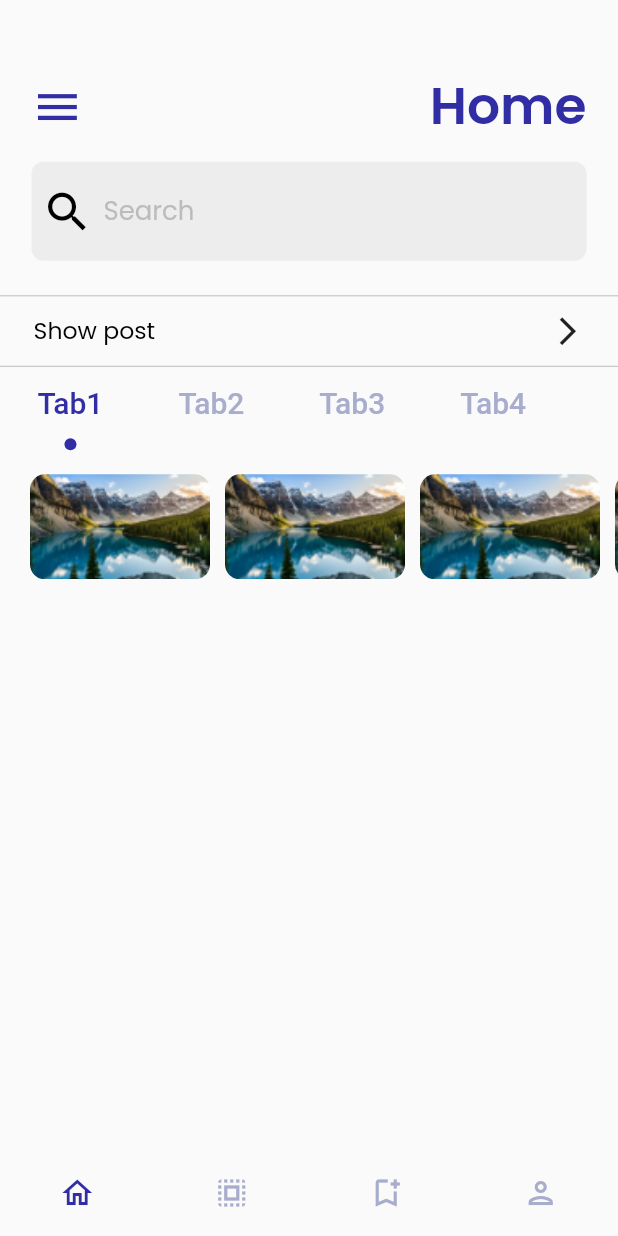
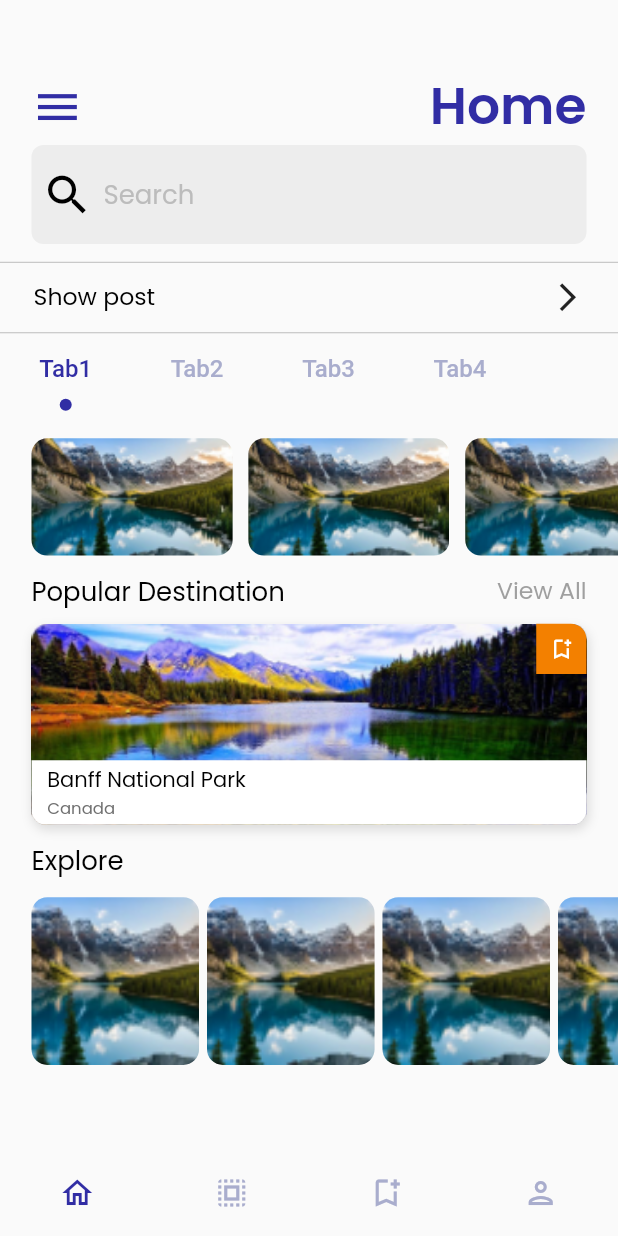
Before and after one commit to zulayqoh/TravelApp, a Flutter app: the screen it shows after launch, on a phone screen of 412 x 824 dp. Run offline on Flutter 3.47's test engine with Material 2 defaults, Android fonts, the phone set to English and light mode, and no system bars; our stand-ins replace get.

Commit message:
Concluded the home page

```diff
--- a/analysis_options.yaml
+++ b/analysis_options.yaml
@@ -23,6 +23,8 @@ linter:
   # producing the lint.
   rules:
     prefer_const_constructors: false
+    prefer_const_constructors_in_immutables: false
+    prefer_const_literals_to_create_immutables: false
     # avoid_print: false  # Uncomment to disable the `avoid_print` rule
     # prefer_single_quotes: true  # Uncomment to enable the `prefer_single_quotes` rule
 
--- a/lib/pages/home_navigation_pages/home_page.dart
+++ b/lib/pages/home_navigation_pages/home_page.dart
@@ -1,9 +1,11 @@
 import 'package:flutter/material.dart';
 import 'package:travel_app_sample/utils/app_colors.dart';
 import 'package:travel_app_sample/utils/app_dimensions.dart';
+import 'package:travel_app_sample/widgets/app_text.dart';
 import 'package:travel_app_sample/widgets/medium_text.dart';
 import 'package:travel_app_sample/widgets/semi_bold_text.dart';
 
+import '../../widgets/app_card.dart';
 import '../../widgets/app_search_box.dart';
 import '../../widgets/circular_tab_indicator.dart';
 
@@ -26,9 +28,10 @@ class _HomePageState extends State<HomePage> with TickerProviderStateMixin {
       ),
       child: Column(
         children: [
+          // Menu and Home title
           Container(
             margin: EdgeInsets.only(
-                bottom: AppDimension.height10,
+                // bottom: AppDimension.height10,
                 left: AppDimension.width20,
                 right: AppDimension.width20),
             child: Row(
@@ -46,14 +49,16 @@ class _HomePageState extends State<HomePage> with TickerProviderStateMixin {
               ],
             ),
           ),
+          // Search Bar
           Padding(
             padding: EdgeInsets.only(
                 left: AppDimension.width20,
                 right: AppDimension.width20,
-                bottom: AppDimension.height20),
+                bottom: AppDimension.height10),
             child: AppSearchBox(),
           ),
           Divider(height: 2, color: AppColors.appSearchHintColor),
+          // Show Post
           Container(
             margin: EdgeInsets.symmetric(
                 horizontal: AppDimension.height20,
@@ -71,14 +76,15 @@ class _HomePageState extends State<HomePage> with TickerProviderStateMixin {
             ),
           ),
           Divider(height: 2, color: AppColors.appSearchHintColor),
+          // Tab Bars
           Align(
             alignment: Alignment.topLeft,
             child: TabBar(
-
               ///Implemented the Circular tab indicator
               indicator: CircularTabIndicator(
                   radius: 4, color: AppColors.appMainColor),
-              labelPadding: EdgeInsets.only(left: 25, right: 25),
+              labelPadding: EdgeInsets.symmetric(horizontal: AppDimension.width25),
+              ///Implemented the Circular tab indicator using tab bar properties
               // indicatorPadding: EdgeInsets.only(top: 43, left: 18, right: 18),
               // indicator: BoxDecoration(
               //   color: AppColors.appMainColor,
@@ -88,13 +94,17 @@ class _HomePageState extends State<HomePage> with TickerProviderStateMixin {
               unselectedLabelColor: AppColors.appInactiveColor,
               indicatorSize: TabBarIndicatorSize.label,
               indicatorColor: AppColors.appMainColor,
-              indicatorWeight: 5,
+              indicatorWeight: 1,
               isScrollable: true,
               tabs: const [
-                Tab(child: Text('Tab1', style: TextStyle(fontSize: 20),)),
-                Tab(child: Text('Tab2', style: TextStyle(fontSize: 20))),
-                Tab(child: Text('Tab3', style: TextStyle(fontSize: 20))),
-                Tab(child: Text('Tab4', style: TextStyle(fontSize: 20))),
+                Tab(
+                    child: Text(
+                  'Tab1',
+                  style: TextStyle(fontSize: 16),
+                )),
+                Tab(child: Text('Tab2', style: TextStyle(fontSize: 16))),
+                Tab(child: Text('Tab3', style: TextStyle(fontSize: 16))),
+                Tab(child: Text('Tab4', style: TextStyle(fontSize: 16))),
               ],
               controller: _tabController,
               // onTap: (tabIndex) {
@@ -104,23 +114,22 @@ class _HomePageState extends State<HomePage> with TickerProviderStateMixin {
               // },
             ),
           ),
+          // Tab bar ListView(Horizontal)
           Container(
-            margin: EdgeInsets.only(left: 20, top: 20),
+            margin: EdgeInsets.only(left: AppDimension.width20, top: AppDimension.height20),
             width: double.maxFinite,
-            height: 70,
-            child: TabBarView(
-                controller: _tabController,
-                children: [
+            height: AppDimension.height70,
+            child: TabBarView(controller: _tabController, children: [
               ListView.builder(
                   scrollDirection: Axis.horizontal,
                   itemCount: 4,
                   itemBuilder: (_, index) {
                     return Container(
-                      width: 120,
-                      height: 70,
-                      margin: EdgeInsets.only(right: 10),
+                      width: AppDimension.height120,
+                      height: AppDimension.height20,
+                      margin: EdgeInsets.only(right: AppDimension.width10),
                       decoration: BoxDecoration(
-                        borderRadius: BorderRadius.circular(10),
+                        borderRadius: BorderRadius.circular(AppDimension.width10),
                         image: DecorationImage(
                             fit: BoxFit.fitHeight,
                             image: AssetImage('assets/images/canada1.png')),
@@ -132,6 +141,58 @@ class _HomePageState extends State<HomePage> with TickerProviderStateMixin {
               SemiBoldText(text: 'TabView4'),
             ]),
           ),
+          // Popular Destination
+          Container(
+            margin: EdgeInsets.only(left: AppDimension.width20, right: AppDimension.width20, top: AppDimension.height10, bottom: AppDimension.width5/2),
+            child: Row(
+              mainAxisAlignment: MainAxisAlignment.spaceBetween,
+              children: [
+                AppMediumText(
+                  text: 'Popular Destination',
+                  color: Colors.black,
+                  size: AppDimension.font33/2,
+                ),
+                AppText(
+                  text: 'View All',
+                  color: AppColors.appTextColor.withOpacity(0.66),
+                  size: AppDimension.width15,
+                ),
+              ],
+            ),
+          ),
+          // Popular Destination Card
+          AppCard(),
+          Container(
+            margin: EdgeInsets.symmetric(horizontal: AppDimension.width20, vertical: AppDimension.height5),
+            child: Align(
+              alignment: Alignment.topLeft,
+              child: AppMediumText(
+                text: 'Explore',
+                color: Colors.black,
+                size: AppDimension.font33/2,
+              ),
+            ),
+          ),
+          Container(
+            margin: EdgeInsets.only(left: AppDimension.width20, top: AppDimension.height5),
+            width: double.maxFinite,
+            height: AppDimension.height100,
+            child: ListView.builder(
+                scrollDirection: Axis.horizontal,
+                itemCount: 10,
+                itemBuilder: (_, index) {
+                  return Container(
+                    width: AppDimension.height100,
+                    margin: EdgeInsets.only(right: AppDimension.width5),
+                    decoration: BoxDecoration(
+                      borderRadius: BorderRadius.circular(AppDimension.width10),
+                      image: DecorationImage(
+                          fit: BoxFit.fitHeight,
+                          image: AssetImage('assets/images/canada1.png')),
+                    ),
+                  );
+                }),
+          ),
         ],
       ),
     );
--- a/lib/utils/app_dimensions.dart
+++ b/lib/utils/app_dimensions.dart
@@ -54,6 +54,9 @@ class AppDimension {
   /// 40
   static double height40 = screenHeight / 18.436;
 
+  /// 70
+  static double height70 = screenHeight / 10.535;
+
   /// 100
   static double height100 = screenHeight / 7.374;
 
--- a/lib/widgets/app_card.dart
+++ b/lib/widgets/app_card.dart
@@ -1,4 +1,5 @@
 import 'package:flutter/material.dart';
+import 'package:travel_app_sample/utils/app_dimensions.dart';
 
 import '../utils/app_colors.dart';
 import 'app_text.dart';
@@ -12,17 +13,17 @@ class AppCard extends StatelessWidget {
   @override
   Widget build(BuildContext context) {
     return Container(
-      margin: EdgeInsets.symmetric(horizontal: 20, vertical: 5),
+      margin: EdgeInsets.symmetric(horizontal: AppDimension.width20, vertical: AppDimension.height5),
       decoration: BoxDecoration(
-        borderRadius: BorderRadius.circular(10),
-        boxShadow: [BoxShadow(color: Colors.black12, offset: Offset(1, 3), blurRadius: 5),],
+        borderRadius: BorderRadius.circular(AppDimension.width10),
+        boxShadow: [BoxShadow(color: Colors.black12, offset: Offset(1, 3), blurRadius: AppDimension.width5),],
       ),
       child: Column(
         children: [
           Stack(
             children: [
               Container(
-                height: 120,
+                height: AppDimension.height120,
                 decoration: BoxDecoration(
                   image: DecorationImage(
                       image: AssetImage('assets/images/park1.png'),
@@ -31,28 +32,28 @@ class AppCard extends StatelessWidget {
                 ),
               ),
               Positioned(
-                top: 0,
-                right: 0,
+                top: AppDimension.zero,
+                right: AppDimension.zero,
                 child: Container(
-                  height: 30,
-                  width: 30,
+                  height: AppDimension.height30,
+                  width: AppDimension.height30,
                   decoration: BoxDecoration(
-                    borderRadius: BorderRadius.only(topRight: Radius.circular(10)),
+                    borderRadius: BorderRadius.only(topRight: Radius.circular(AppDimension.width10)),
                     color: AppColors.appOrangeColor,
                   ),
                   child: Icon(Icons.bookmark_add_outlined, color: Colors.white, size: 17),
                 ),
               ),
               Positioned(
-                bottom: 0,
-                left: 0,
-                right: 0,
+                bottom: AppDimension.zero,
+                left: AppDimension.zero,
+                right: AppDimension.zero,
                 child: Container(
                   decoration: BoxDecoration(
                     color: Colors.white,
                     borderRadius: BorderRadius.only(bottomLeft: Radius.circular(10), bottomRight: Radius.circular(10)),
                   ),
-                  padding: EdgeInsets.symmetric(horizontal: 10),
+                  padding: EdgeInsets.symmetric(horizontal: AppDimension.width10),
                   width: double.maxFinite,
                   child: Column(
                     crossAxisAlignment: CrossAxisAlignment.start,
--- a/lib/widgets/app_text.dart
+++ b/lib/widgets/app_text.dart
@@ -1,4 +1,5 @@
 import 'package:flutter/material.dart';
+import 'package:travel_app_sample/utils/app_dimensions.dart';
 
 class AppText extends StatelessWidget {
   final String text;
@@ -9,7 +10,7 @@ class AppText extends StatelessWidget {
       {Key? key,
       required this.text,
       this.color = const Color(0xff707070),
-      this.size = 10.0})
+      this.size = AppDimension.zero})
       : super(key: key);
 
   @override
@@ -18,7 +19,7 @@ class AppText extends StatelessWidget {
       text,
       style: TextStyle(
         color: color,
-        fontSize: size,
+        fontSize: size == AppDimension.zero ? AppDimension.width10 : size,
         fontFamily: 'Poppins',
       ),
     );
```
Lines whose indentation alone changed are shown as unchanged.
